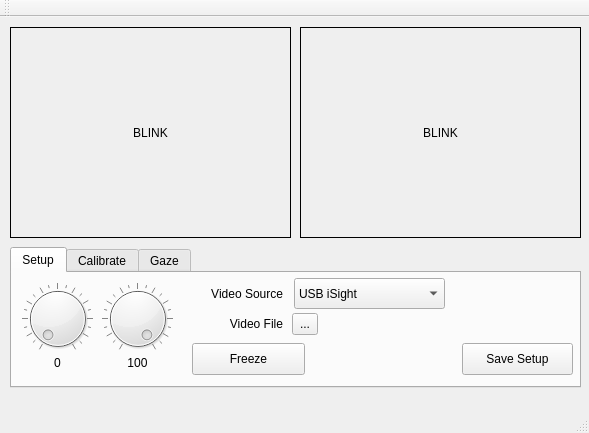
Old version of the form mrgaze/gui/MrGaze/mrgaze.ui in the repository jmtyszka/mrgaze.
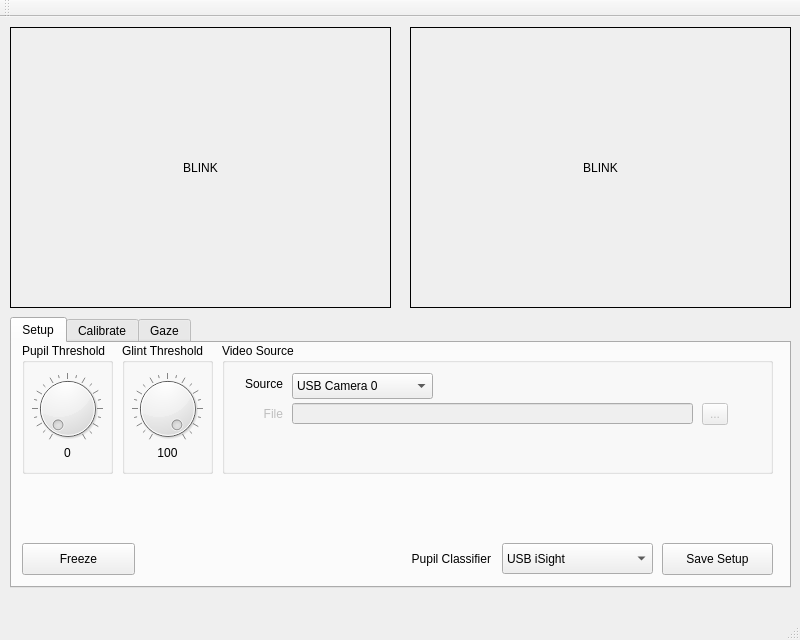
New version of the form.

Commit message: Extended UI with video source selector, group boxes.

```diff
--- a/mrgaze/gui/MrGaze/mrgaze.ui
+++ b/mrgaze/gui/MrGaze/mrgaze.ui
@@ -6,8 +6,8 @@
    <rect>
     <x>0</x>
     <y>0</y>
-    <width>589</width>
-    <height>433</height>
+    <width>800</width>
+    <height>640</height>
    </rect>
   </property>
   <property name="windowTitle">
@@ -18,9 +18,9 @@
     <property name="geometry">
      <rect>
       <x>10</x>
-      <y>230</y>
-      <width>571</width>
-      <height>141</height>
+      <y>300</y>
+      <width>781</width>
+      <height>271</height>
      </rect>
     </property>
     <property name="currentIndex">
@@ -30,84 +30,11 @@
      <attribute name="title">
       <string>Setup</string>
      </attribute>
-     <widget class="QDial" name="Intensity_LB_Dial">
-      <property name="geometry">
-       <rect>
-        <x>10</x>
-        <y>10</y>
-        <width>71</width>
-        <height>71</height>
-       </rect>
-      </property>
-      <property name="maximum">
-       <number>100</number>
-      </property>
-      <property name="notchTarget">
-       <double>5.000000000000000</double>
-      </property>
-      <property name="notchesVisible">
-       <bool>true</bool>
-      </property>
-     </widget>
-     <widget class="QDial" name="Intensity_UB_Dial">
-      <property name="geometry">
-       <rect>
-        <x>90</x>
-        <y>10</y>
-        <width>71</width>
-        <height>71</height>
-       </rect>
-      </property>
-      <property name="maximum">
-       <number>100</number>
-      </property>
-      <property name="value">
-       <number>100</number>
-      </property>
-      <property name="notchTarget">
-       <double>5.000000000000000</double>
-      </property>
-      <property name="notchesVisible">
-       <bool>true</bool>
-      </property>
-     </widget>
-     <widget class="QLabel" name="Intensity_LB_Label">
-      <property name="geometry">
-       <rect>
-        <x>10</x>
-        <y>80</y>
-        <width>71</width>
-        <height>20</height>
-       </rect>
-      </property>
-      <property name="text">
-       <string>0</string>
-      </property>
-      <property name="alignment">
-       <set>Qt::AlignCenter</set>
-      </property>
-     </widget>
-     <widget class="QLabel" name="Intensity_UB_Label">
-      <property name="geometry">
-       <rect>
-        <x>90</x>
-        <y>80</y>
-        <width>71</width>
-        <height>20</height>
-       </rect>
-      </property>
-      <property name="text">
-       <string>100</string>
-      </property>
-      <property name="alignment">
-       <set>Qt::AlignCenter</set>
-      </property>
-     </widget>
      <widget class="QComboBox" name="comboBox">
       <property name="geometry">
        <rect>
-        <x>282</x>
-        <y>5</y>
+        <x>490</x>
+        <y>200</y>
         <width>151</width>
         <height>31</height>
        </rect>
@@ -136,8 +63,8 @@
      <widget class="QPushButton" name="pushButton">
       <property name="geometry">
        <rect>
-        <x>450</x>
-        <y>70</y>
+        <x>650</x>
+        <y>200</y>
         <width>111</width>
         <height>32</height>
        </rect>
@@ -149,30 +76,14 @@
      <widget class="QLabel" name="label">
       <property name="geometry">
        <rect>
-        <x>180</x>
-        <y>10</y>
+        <x>388</x>
+        <y>205</y>
         <width>91</width>
         <height>21</height>
        </rect>
       </property>
       <property name="text">
-       <string>Video Source</string>
-      </property>
-      <property name="alignment">
-       <set>Qt::AlignRight|Qt::AlignTrailing|Qt::AlignVCenter</set>
-      </property>
-     </widget>
-     <widget class="QLabel" name="label_2">
-      <property name="geometry">
-       <rect>
-        <x>180</x>
-        <y>40</y>
-        <width>91</width>
-        <height>21</height>
-       </rect>
-      </property>
-      <property name="text">
-       <string>Video File</string>
+       <string>Pupil Classifier</string>
       </property>
       <property name="alignment">
        <set>Qt::AlignRight|Qt::AlignTrailing|Qt::AlignVCenter</set>
@@ -181,8 +92,8 @@
      <widget class="QPushButton" name="pushButton_2">
       <property name="geometry">
        <rect>
-        <x>180</x>
-        <y>70</y>
+        <x>10</x>
+        <y>200</y>
         <width>113</width>
         <height>32</height>
        </rect>
@@ -194,18 +105,214 @@
        <bool>false</bool>
       </property>
      </widget>
-     <widget class="QToolButton" name="toolButton">
+     <widget class="QGroupBox" name="groupBox">
       <property name="geometry">
        <rect>
-        <x>280</x>
-        <y>40</y>
-        <width>26</width>
-        <height>22</height>
+        <x>10</x>
+        <y>0</y>
+        <width>91</width>
+        <height>131</height>
        </rect>
       </property>
-      <property name="text">
-       <string>...</string>
+      <property name="title">
+       <string>Pupil Threshold</string>
       </property>
+      <widget class="QDial" name="Intensity_LB_Dial">
+       <property name="geometry">
+        <rect>
+         <x>10</x>
+         <y>30</y>
+         <width>71</width>
+         <height>71</height>
+        </rect>
+       </property>
+       <property name="maximum">
+        <number>100</number>
+       </property>
+       <property name="notchTarget">
+        <double>5.000000000000000</double>
+       </property>
+       <property name="notchesVisible">
+        <bool>true</bool>
+       </property>
+      </widget>
+      <widget class="QLabel" name="Intensity_LB_Label">
+       <property name="geometry">
+        <rect>
+         <x>10</x>
+         <y>100</y>
+         <width>71</width>
+         <height>20</height>
+        </rect>
+       </property>
+       <property name="text">
+        <string>0</string>
+       </property>
+       <property name="alignment">
+        <set>Qt::AlignCenter</set>
+       </property>
+      </widget>
+     </widget>
+     <widget class="QGroupBox" name="groupBox_2">
+      <property name="geometry">
+       <rect>
+        <x>110</x>
+        <y>0</y>
+        <width>91</width>
+        <height>131</height>
+       </rect>
+      </property>
+      <property name="title">
+       <string>Glint Threshold</string>
+      </property>
+      <widget class="QLabel" name="Intensity_UB_Label">
+       <property name="geometry">
+        <rect>
+         <x>10</x>
+         <y>100</y>
+         <width>71</width>
+         <height>20</height>
+        </rect>
+       </property>
+       <property name="text">
+        <string>100</string>
+       </property>
+       <property name="alignment">
+        <set>Qt::AlignCenter</set>
+       </property>
+      </widget>
+      <widget class="QDial" name="Intensity_UB_Dial">
+       <property name="geometry">
+        <rect>
+         <x>10</x>
+         <y>30</y>
+         <width>71</width>
+         <height>71</height>
+        </rect>
+       </property>
+       <property name="maximum">
+        <number>100</number>
+       </property>
+       <property name="value">
+        <number>100</number>
+       </property>
+       <property name="notchTarget">
+        <double>5.000000000000000</double>
+       </property>
+       <property name="notchesVisible">
+        <bool>true</bool>
+       </property>
+      </widget>
+     </widget>
+     <widget class="QGroupBox" name="groupBox_3">
+      <property name="geometry">
+       <rect>
+        <x>210</x>
+        <y>0</y>
+        <width>551</width>
+        <height>131</height>
+       </rect>
+      </property>
+      <property name="title">
+       <string>Video Source</string>
+      </property>
+      <widget class="QLabel" name="label_2">
+       <property name="enabled">
+        <bool>false</bool>
+       </property>
+       <property name="geometry">
+        <rect>
+         <x>20</x>
+         <y>60</y>
+         <width>41</width>
+         <height>21</height>
+        </rect>
+       </property>
+       <property name="text">
+        <string>File</string>
+       </property>
+       <property name="alignment">
+        <set>Qt::AlignRight|Qt::AlignTrailing|Qt::AlignVCenter</set>
+       </property>
+      </widget>
+      <widget class="QToolButton" name="toolButton">
+       <property name="enabled">
+        <bool>false</bool>
+       </property>
+       <property name="geometry">
+        <rect>
+         <x>480</x>
+         <y>60</y>
+         <width>26</width>
+         <height>22</height>
+        </rect>
+       </property>
+       <property name="text">
+        <string>...</string>
+       </property>
+      </widget>
+      <widget class="QComboBox" name="comboBox_4">
+       <property name="geometry">
+        <rect>
+         <x>70</x>
+         <y>30</y>
+         <width>141</width>
+         <height>26</height>
+        </rect>
+       </property>
+       <property name="currentText">
+        <string>USB Camera 0</string>
+       </property>
+       <item>
+        <property name="text">
+         <string>USB Camera 0</string>
+        </property>
+       </item>
+       <item>
+        <property name="text">
+         <string>USB Camera 1</string>
+        </property>
+       </item>
+       <item>
+        <property name="text">
+         <string>USB Camera 2</string>
+        </property>
+       </item>
+       <item>
+        <property name="text">
+         <string>Video File</string>
+        </property>
+       </item>
+      </widget>
+      <widget class="QLabel" name="label_7">
+       <property name="geometry">
+        <rect>
+         <x>10</x>
+         <y>30</y>
+         <width>51</width>
+         <height>21</height>
+        </rect>
+       </property>
+       <property name="text">
+        <string>Source</string>
+       </property>
+       <property name="alignment">
+        <set>Qt::AlignRight|Qt::AlignTrailing|Qt::AlignVCenter</set>
+       </property>
+      </widget>
+      <widget class="QLineEdit" name="lineEdit">
+       <property name="enabled">
+        <bool>false</bool>
+       </property>
+       <property name="geometry">
+        <rect>
+         <x>70</x>
+         <y>60</y>
+         <width>401</width>
+         <height>21</height>
+        </rect>
+       </property>
+      </widget>
      </widget>
     </widget>
     <widget class="QWidget" name="Calibrate_Tab">
@@ -224,8 +331,8 @@
      <rect>
       <x>10</x>
       <y>10</y>
-      <width>281</width>
-      <height>211</height>
+      <width>381</width>
+      <height>281</height>
      </rect>
     </property>
     <property name="frameShape">
@@ -247,10 +354,10 @@
    <widget class="QLabel" name="Gaze">
     <property name="geometry">
      <rect>
-      <x>300</x>
+      <x>410</x>
       <y>10</y>
-      <width>281</width>
-      <height>211</height>
+      <width>381</width>
+      <height>281</height>
      </rect>
     </property>
     <property name="autoFillBackground">
```
Left out of the diff: 2 changed lines with no effect on the pictures.
